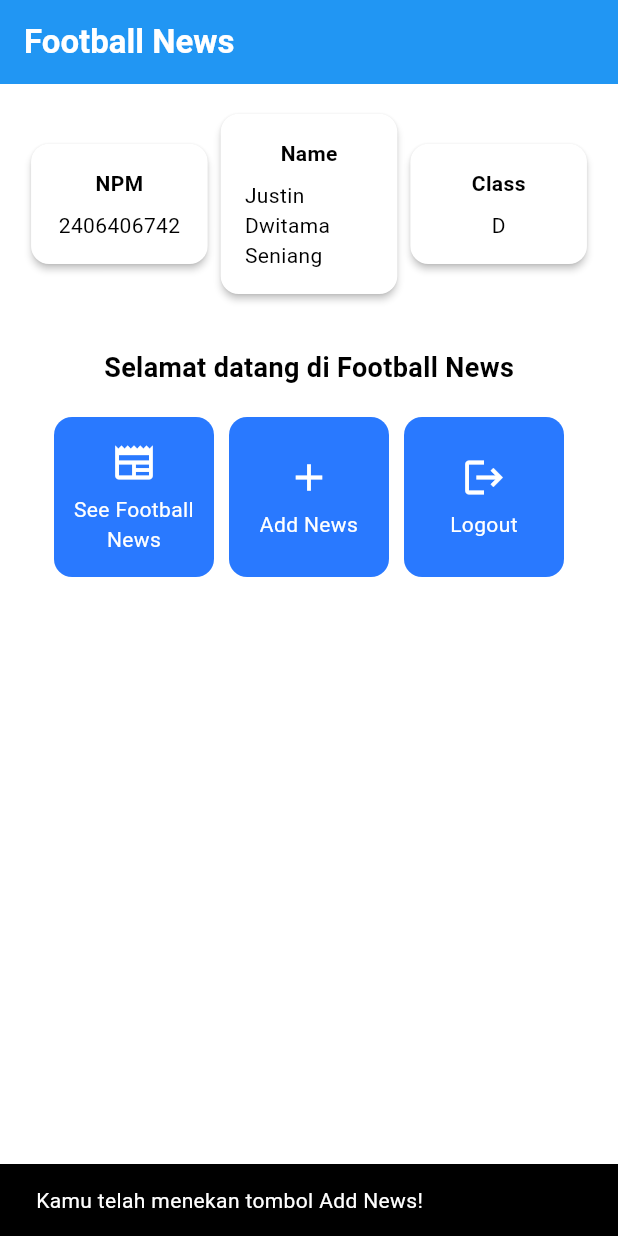
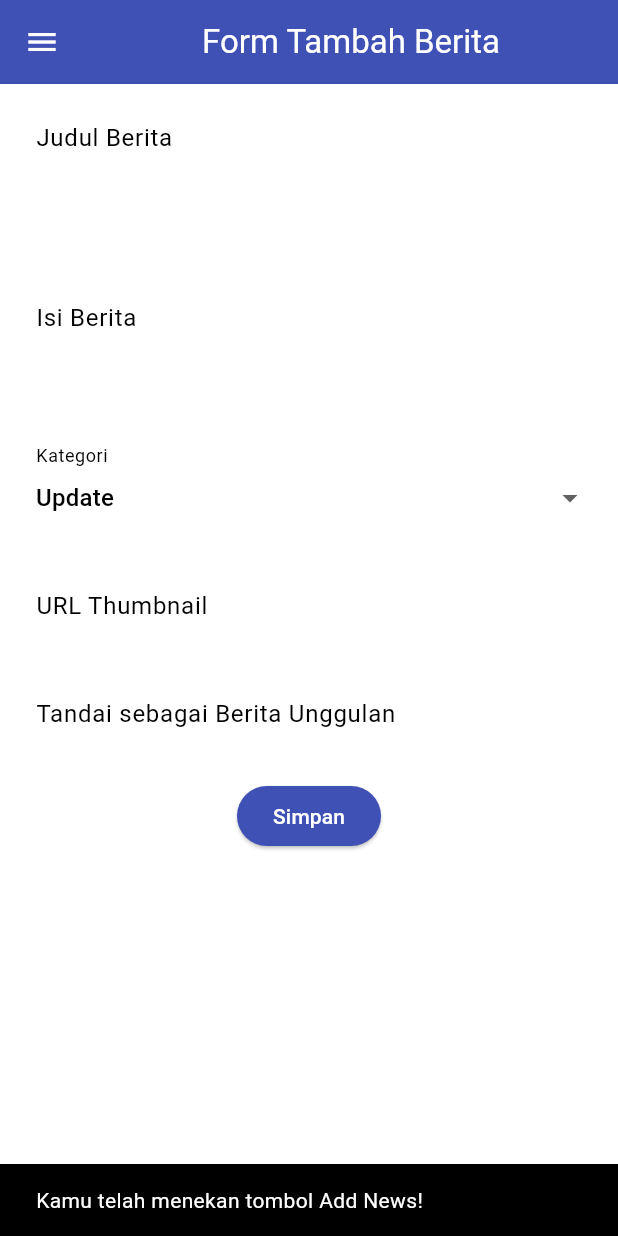
Before and after one commit to elcipeng/football-news-mobile, a Flutter app: the screen it shows after launch, after a tap on "Add News", on a phone screen of 412 x 824 dp. Run offline on Flutter 3.47's test engine with Material 3 defaults, Android fonts, the phone set to English and light mode, and no system bars.

Commit message:
menyelesaikan tutorial 7

```diff
--- a/lib/main.dart
+++ b/lib/main.dart
@@ -1,5 +1,5 @@
 import 'package:flutter/material.dart';
-import 'package:football_news/menu.dart';
+import 'package:football_news/screens/menu.dart';
 
 void main() {
   runApp(const MyApp());
--- a/lib/menu.dart
+++ b/lib/screens/menu.dart
@@ -1,4 +1,8 @@
 import 'package:flutter/material.dart';
+import 'package:football_news/widgets/left_drawer.dart';
+import 'package:football_news/screens/newslist_form.dart';
+import 'package:football_news/widgets/news_card.dart';
+
 
 class MyHomePage extends StatelessWidget {
   MyHomePage({super.key});
@@ -20,12 +24,13 @@ class MyHomePage extends StatelessWidget {
         title: const Text(
           'Football News',
           style: TextStyle(
-            color: Colors.white,
+            color: Color.fromARGB(255, 23, 20, 20),
             fontWeight: FontWeight.bold,
           ),
         ),
         backgroundColor: Theme.of(context).colorScheme.primary,
       ),
+      drawer: LeftDrawer(),
       body: Padding(
         padding: const EdgeInsets.all(16.0),
         child: Column(
@@ -120,12 +125,18 @@ class ItemCard extends StatelessWidget {
       color: Theme.of(context).colorScheme.secondary,
       borderRadius: BorderRadius.circular(12),
       child: InkWell(
-        onTap: () {
+      onTap: () {
+          // Memunculkan SnackBar ketika diklik
           ScaffoldMessenger.of(context)
             ..hideCurrentSnackBar()
-            ..showSnackBar(
-              SnackBar(content: Text("Kamu telah menekan tombol ${item.name}!"))
-            );
+            ..showSnackBar(SnackBar(
+                content: Text("Kamu telah menekan tombol ${item.name}!")));
+
+          // Navigate ke route yang sesuai (tergantung jenis tombol)
+          if (item.name == "Add News") {
+            // TODO: Gunakan Navigator.push untuk melakukan navigasi ke MaterialPageRoute yang mencakup NewsFormPage.
+            Navigator.push(context, MaterialPageRoute(builder: (context) => NewsFormPage()));
+          }
         },
         child: Container(
           padding: const EdgeInsets.all(8),
--- /dev/null
+++ b/lib/screens/newslist_form.dart
@@ -0,0 +1,229 @@
+import 'package:flutter/material.dart';
+import 'package:football_news/widgets/left_drawer.dart';
+
+class NewsFormPage extends StatefulWidget {
+  const NewsFormPage({super.key});
+
+  @override
+  State<NewsFormPage> createState() => _NewsFormPageState();
+}
+
+class _NewsFormPageState extends State<NewsFormPage> {
+  final _formKey = GlobalKey<FormState>();
+
+  String _title = "";
+  String _content = "";
+  String _category = "update"; // default
+  String _thumbnail = "";
+  bool _isFeatured = false; // default
+
+  final List<String> _categories = [
+    'transfer',
+    'update',
+    'exclusive',
+    'match',
+    'rumor',
+    'analysis',
+  ];
+
+  void _resetForm() {
+    // Reset form fields and local state variables
+    _formKey.currentState?.reset();
+    setState(() {
+      _title = "";
+      _content = "";
+      _category = "update";
+      _thumbnail = "";
+      _isFeatured = false;
+    });
+  }
+
+  @override
+  Widget build(BuildContext context) {
+    return Scaffold(
+      appBar: AppBar(
+        title: const Center(
+          child: Text(
+            'Form Tambah Berita',
+          ),
+        ),
+        backgroundColor: Colors.indigo,
+        foregroundColor: Colors.white,
+      ),
+      drawer: const LeftDrawer(),
+      body: Form(
+        key: _formKey,
+        child: SingleChildScrollView(
+          child: Column(
+            crossAxisAlignment: CrossAxisAlignment.start,
+            children: [
+              // === Title ===
+              Padding(
+                padding: const EdgeInsets.all(8.0),
+                child: TextFormField(
+                  initialValue: _title,
+                  decoration: InputDecoration(
+                    hintText: "Judul Berita",
+                    labelText: "Judul Berita",
+                    border: OutlineInputBorder(
+                      borderRadius: BorderRadius.circular(5.0),
+                    ),
+                  ),
+                  onChanged: (String? value) {
+                    setState(() {
+                      _title = value ?? "";
+                    });
+                  },
+                  validator: (String? value) {
+                    if (value == null || value.isEmpty) {
+                      return "Judul tidak boleh kosong!";
+                    }
+                    return null;
+                  },
+                ),
+              ),
+
+              // === Content ===
+              Padding(
+                padding: const EdgeInsets.all(8.0),
+                child: TextFormField(
+                  initialValue: _content,
+                  maxLines: 5,
+                  decoration: InputDecoration(
+                    hintText: "Isi Berita",
+                    labelText: "Isi Berita",
+                    border: OutlineInputBorder(
+                      borderRadius: BorderRadius.circular(5.0),
+                    ),
+                  ),
+                  onChanged: (String? value) {
+                    setState(() {
+                      _content = value ?? "";
+                    });
+                  },
+                  validator: (String? value) {
+                    if (value == null || value.isEmpty) {
+                      return "Isi berita tidak boleh kosong!";
+                    }
+                    return null;
+                  },
+                ),
+              ),
+
+              // === Category ===
+              Padding(
+                padding: const EdgeInsets.all(8.0),
+                child: DropdownButtonFormField<String>(
+                  decoration: InputDecoration(
+                    labelText: "Kategori",
+                    border: OutlineInputBorder(
+                      borderRadius: BorderRadius.circular(5.0),
+                    ),
+                  ),
+                  value: _category,
+                  items: _categories
+                      .map((cat) => DropdownMenuItem(
+                            value: cat,
+                            child:
+                                Text(cat[0].toUpperCase() + cat.substring(1)),
+                          ))
+                      .toList(),
+                  onChanged: (String? newValue) {
+                    setState(() {
+                      _category = newValue ?? _category;
+                    });
+                  },
+                ),
+              ),
+
+              // === Thumbnail URL ===
+              Padding(
+                padding: const EdgeInsets.all(8.0),
+                child: TextFormField(
+                  initialValue: _thumbnail,
+                  decoration: InputDecoration(
+                    hintText: "URL Thumbnail (opsional)",
+                    labelText: "URL Thumbnail",
+                    border: OutlineInputBorder(
+                      borderRadius: BorderRadius.circular(5.0),
+                    ),
+                  ),
+                  onChanged: (String? value) {
+                    setState(() {
+                      _thumbnail = value ?? "";
+                    });
+                  },
+                ),
+              ),
+
+              // === Is Featured ===
+              Padding(
+                padding: const EdgeInsets.all(8.0),
+                child: SwitchListTile(
+                  title: const Text("Tandai sebagai Berita Unggulan"),
+                  value: _isFeatured,
+                  onChanged: (bool value) {
+                    setState(() {
+                      _isFeatured = value;
+                    });
+                  },
+                ),
+              ),
+              Align(
+                alignment: Alignment.bottomCenter,
+                child: Padding(
+                  padding: const EdgeInsets.all(8.0),
+                  child: ElevatedButton(
+                    style: ButtonStyle(
+                      backgroundColor: MaterialStateProperty.all(Colors.indigo),
+                    ),
+                    onPressed: () {
+                      if (_formKey.currentState!.validate()) {
+                        showDialog(
+                          context: context,
+                          builder: (context) {
+                            return AlertDialog(
+                              title: const Text('Berita berhasil disimpan'),
+                              content: SingleChildScrollView(
+                                child: Column(
+                                  crossAxisAlignment: CrossAxisAlignment.start,
+                                  children: [
+                                    Text('Judul: $_title'),
+                                    // TODO: Munculkan value-value lainnya
+                                    Text('Isi: $_content'),
+                                    Text('Kategori: $_category'),
+                                    Text('Thumbnail: $_thumbnail'),
+                                    Text('Berita Unggulan: $_isFeatured'),
+                                  ],
+                                ),
+                              ),
+                              actions: [
+                                TextButton(
+                                  child: const Text('OK'),
+                                  onPressed: () {
+                                    Navigator.pop(context);
+                                  },
+                                ),
+                              ],
+                            );
+                          },
+                        );
+                        _formKey.currentState!.reset();
+                      }
+                    },
+                    child: const Text(
+                      "Simpan",
+                      style: TextStyle(color: Colors.white),
+                    ),
+                  ),
+                ),
+              ),
+
+              const SizedBox(height: 24),
+            ],
+          ),
+        ),
+      ),
+    );
+  }
+}
--- /dev/null
+++ b/lib/widgets/left_drawer.dart
@@ -0,0 +1,68 @@
+import 'package:flutter/material.dart';
+import 'package:football_news/screens/menu.dart';
+import 'package:football_news/screens/newslist_form.dart';
+
+class LeftDrawer extends StatelessWidget {
+  const LeftDrawer({super.key});
+
+  @override
+  Widget build(BuildContext context) {
+    return Drawer(
+      child: ListView(
+        children: [
+          const DrawerHeader(
+            decoration: BoxDecoration(
+              color: Colors.blue,
+            ),
+            child: Column(
+              children: [
+                Text(
+                  'Football News',
+                  textAlign: TextAlign.center,
+                  style: TextStyle(
+                    fontSize: 30,
+                    fontWeight: FontWeight.bold,
+                    color: Colors.white,
+                  ),
+                ),
+                Padding(padding: EdgeInsets.all(10)),
+                Text(
+                  "Seluruh berita sepak bola terkini di sini!",
+                  textAlign: TextAlign.center,
+                  style: TextStyle(
+                    fontSize: 15,
+                    color: Colors.white,
+                    fontWeight: FontWeight.normal,
+                  ),
+                ),
+              ],
+            ),
+          ),
+          ListTile(
+            leading: const Icon(Icons.home),
+            title: const Text('Home'),
+            onTap: () {
+              //menu utama
+              Navigator.pushReplacement(
+                context,
+                MaterialPageRoute(builder: (context) => MyHomePage()),
+              );
+            },
+          ),
+
+          // menu add
+          ListTile(
+            leading: const Icon(Icons.post_add),
+            title: const Text('Add News'),
+            onTap: () {
+              Navigator.pushReplacement(
+                context,
+                MaterialPageRoute(builder: (context) => const NewsFormPage()),
+              );
+            },
+          ),
+        ],
+      ),
+    );
+  }
+}
```
Also changed, not shown: lib/widgets/news_card.dart (added, +58 -0 lines).
